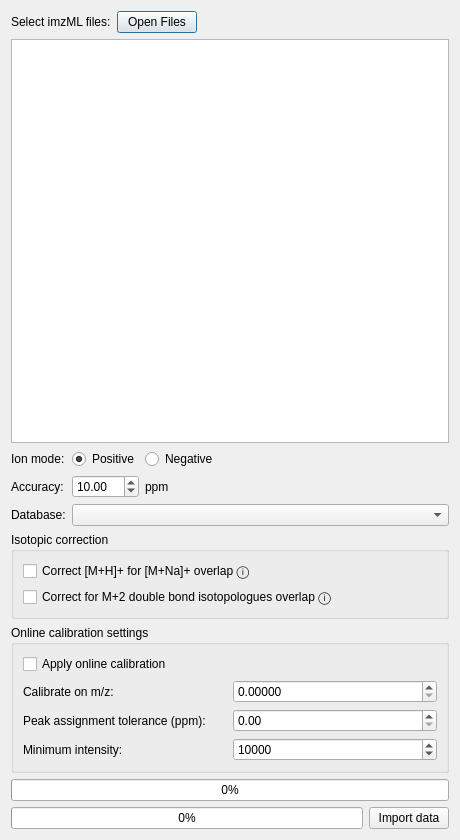
First picture: the form in resources/views/MsiImportDialog.ui, repository swinnenteam/LipidQMap, before the edit.
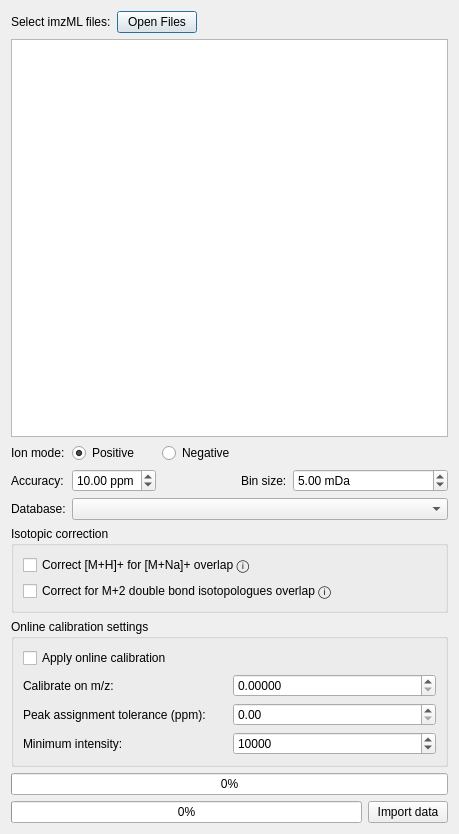
Second picture: the form after the edit.

Patch:
```diff
--- a/resources/views/MsiImportDialog.ui
+++ b/resources/views/MsiImportDialog.ui
@@ -6,8 +6,8 @@
    <rect>
     <x>0</x>
     <y>0</y>
-    <width>460</width>
-    <height>840</height>
+    <width>459</width>
+    <height>834</height>
    </rect>
   </property>
   <property name="windowTitle">
@@ -33,7 +33,7 @@
      <item>
       <spacer name="horizontalSpacer">
        <property name="orientation">
-        <enum>Qt::Horizontal</enum>
+        <enum>Qt::Orientation::Horizontal</enum>
        </property>
        <property name="sizeHint" stdset="0">
         <size>
@@ -48,16 +48,16 @@
    <item>
     <widget class="QListWidget" name="imzml_list_view">
      <property name="focusPolicy">
-      <enum>Qt::NoFocus</enum>
+      <enum>Qt::FocusPolicy::NoFocus</enum>
      </property>
      <property name="editTriggers">
-      <set>QAbstractItemView::NoEditTriggers</set>
+      <set>QAbstractItemView::EditTrigger::NoEditTriggers</set>
      </property>
      <property name="showDropIndicator" stdset="0">
       <bool>false</bool>
      </property>
      <property name="selectionMode">
-      <enum>QAbstractItemView::NoSelection</enum>
+      <enum>QAbstractItemView::SelectionMode::NoSelection</enum>
      </property>
     </widget>
    </item>
@@ -66,36 +66,6 @@
      <property name="topMargin">
       <number>0</number>
      </property>
-     <item row="0" column="3">
-      <spacer name="horizontalSpacer_2">
-       <property name="orientation">
-        <enum>Qt::Horizontal</enum>
-       </property>
-       <property name="sizeHint" stdset="0">
-        <size>
-         <width>40</width>
-         <height>20</height>
-        </size>
-       </property>
-      </spacer>
-     </item>
-     <item row="0" column="2">
-      <widget class="QRadioButton" name="neg_radio_button">
-       <property name="text">
-        <string>Negative</string>
-       </property>
-       <attribute name="buttonGroup">
-        <string notr="true">button_group</string>
-       </attribute>
-      </widget>
-     </item>
-     <item row="1" column="2">
-      <widget class="QLabel" name="label_4">
-       <property name="text">
-        <string>ppm</string>
-       </property>
-      </widget>
-     </item>
      <item row="0" column="1">
       <widget class="QRadioButton" name="pos_radio_button">
        <property name="text">
@@ -109,9 +79,16 @@
        </attribute>
       </widget>
      </item>
-     <item row="2" column="1" colspan="3">
+     <item row="2" column="1" colspan="4">
       <widget class="QComboBox" name="database_combo_box"/>
      </item>
+     <item row="1" column="3">
+      <widget class="QLabel" name="label_9">
+       <property name="text">
+        <string>Bin size:</string>
+       </property>
+      </widget>
+     </item>
      <item row="0" column="0">
       <widget class="QLabel" name="label_2">
        <property name="text">
@@ -119,13 +96,6 @@
        </property>
       </widget>
      </item>
-     <item row="2" column="0">
-      <widget class="QLabel" name="label_5">
-       <property name="text">
-        <string>Database:</string>
-       </property>
-      </widget>
-     </item>
      <item row="1" column="0">
       <widget class="QLabel" name="label_3">
        <property name="text">
@@ -133,8 +103,41 @@
        </property>
       </widget>
      </item>
+     <item row="0" column="4">
+      <spacer name="horizontalSpacer_2">
+       <property name="orientation">
+        <enum>Qt::Orientation::Horizontal</enum>
+       </property>
+       <property name="sizeHint" stdset="0">
+        <size>
+         <width>40</width>
+         <height>20</height>
+        </size>
+       </property>
+      </spacer>
+     </item>
+     <item row="2" column="0">
+      <widget class="QLabel" name="label_5">
+       <property name="text">
+        <string>Database:</string>
+       </property>
+      </widget>
+     </item>
+     <item row="0" column="2">
+      <widget class="QRadioButton" name="neg_radio_button">
+       <property name="text">
+        <string>Negative</string>
+       </property>
+       <attribute name="buttonGroup">
+        <string notr="true">button_group</string>
+       </attribute>
+      </widget>
+     </item>
      <item row="1" column="1">
       <widget class="QDoubleSpinBox" name="ppm_spinbox">
+       <property name="suffix">
+        <string> ppm</string>
+       </property>
        <property name="minimum">
         <double>0.050000000000000</double>
        </property>
@@ -143,6 +146,28 @@
        </property>
       </widget>
      </item>
+     <item row="1" column="4">
+      <widget class="QDoubleSpinBox" name="bin_size_spinbox">
+       <property name="toolTip">
+        <string>&lt;html&gt;&lt;head/&gt;&lt;body&gt;&lt;p&gt;&lt;span style=&quot; font-size:14pt;&quot;&gt;Width of the bin of the average mz spectrum at mz 1000, in miliDalton. For calculating the average mz spectrum of an image section, a binning algorithm is used. This spectrum averaging algoritm assigns peaks accross the spectra of different pixels to mz bins and then calculates the average intensity for each bin.&lt;/span&gt;&lt;/p&gt;&lt;p&gt;&lt;span style=&quot; font-size:14pt;&quot;&gt;The width of the bins is automatically adjusted depending on the mz, by keeping a constant ppm. For example if a bin size of 5 mDa is provided (at mz 1000) this corresponds to a ppm of 5. At for example mz 700, a ppm of 5 corresponds to a bin size of 3.5 mDa, at mz 400 the bin size will be 2 mDa , etc...&lt;/span&gt;&lt;/p&gt;&lt;p&gt;&lt;span style=&quot; font-size:14pt;&quot;&gt;This setting only affects the average spectrum that is shown in the spectrum viewer, it has no consequence on the extracted ion images.&lt;/span&gt;&lt;/p&gt;&lt;/body&gt;&lt;/html&gt;</string>
+       </property>
+       <property name="suffix">
+        <string comment="miliDalton"> mDa</string>
+       </property>
+       <property name="minimum">
+        <double>0.010000000000000</double>
+       </property>
+       <property name="maximum">
+        <double>100.000000000000000</double>
+       </property>
+       <property name="singleStep">
+        <double>0.100000000000000</double>
+       </property>
+       <property name="value">
+        <double>5.000000000000000</double>
+       </property>
+      </widget>
+     </item>
     </layout>
    </item>
    <item>
```
